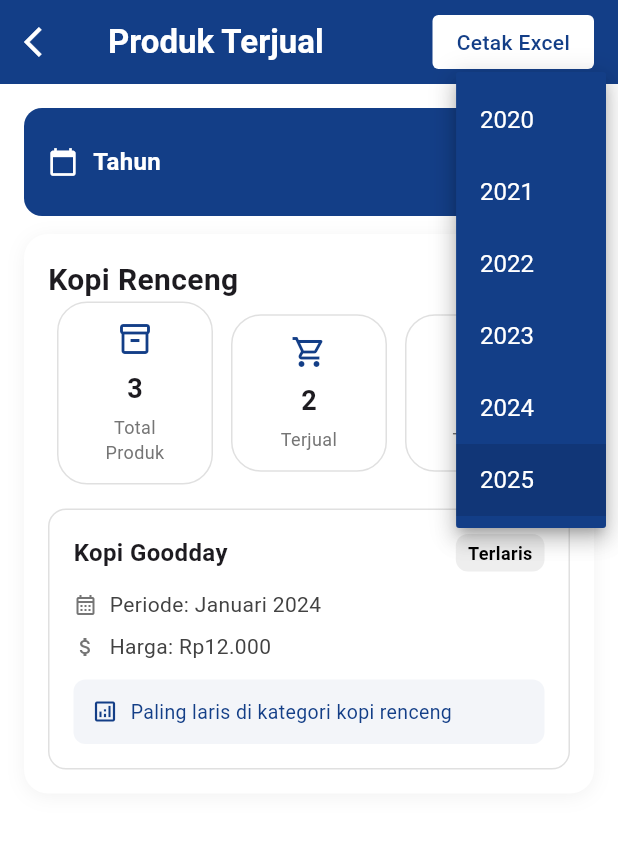
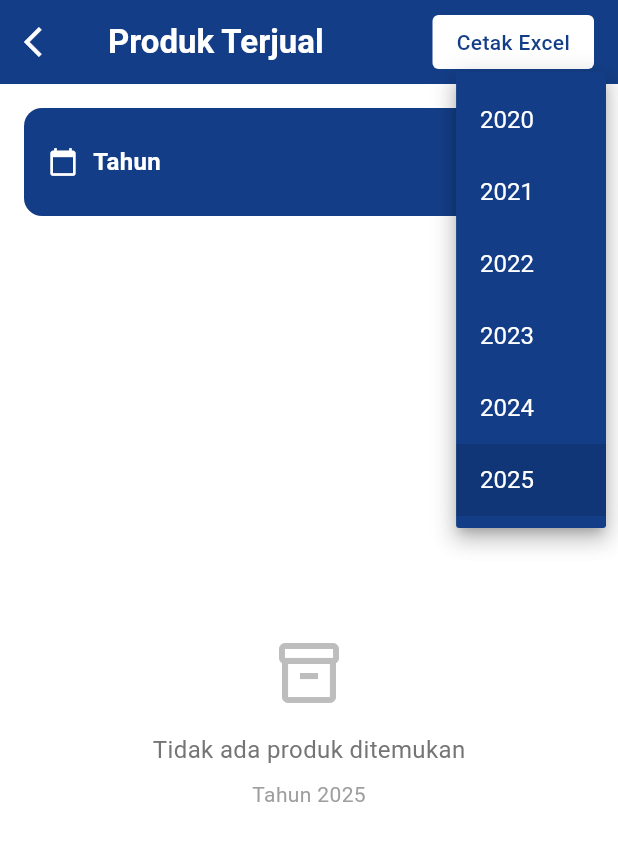
Before and after one commit to tabinadifa/si_kasir, a Flutter app: the ProdukTerjualScreen screen opened directly, after a tap on "2025", on a phone screen of 412 x 824 dp. Shown: the top 841 px of the screen. Run offline on Flutter 3.47's test engine with Material 3 defaults, Android fonts, the phone set to English and light mode, and no system bars; our stand-ins replace cloud_firestore, firebase_auth, firebase_core, fl_chart, image_picker, shared_preferences; missing offline and left inert: cloudinary_public, mobile_scanner; accounts and stored records are empty.

Commit message:
first commit

```diff
--- a/lib/views/laporan/produkterjual.dart
+++ b/lib/views/laporan/produkterjual.dart
@@ -1,4 +1,7 @@
 import 'package:flutter/material.dart';
+import 'package:firebase_auth/firebase_auth.dart';
+import 'package:cloud_firestore/cloud_firestore.dart';
+import 'package:intl/intl.dart';
 
 class ProdukTerjualScreen extends StatefulWidget {
   @override
@@ -9,6 +12,81 @@ class _ProdukTerjualScreenState extends State<ProdukTerjualScreen> {
   int selectedYear = DateTime.now().year;
   final int endYear = DateTime.now().year;
   final int startYear = DateTime.now().year - 5;
+
+  // Firebase related variables
+  final FirebaseAuth _auth = FirebaseAuth.instance;
+  final FirebaseFirestore _firestore = FirebaseFirestore.instance;
+  String? userEmail;
+  List<Map<String, dynamic>> products = [];
+  bool isLoading = true;
+
+  @override
+  void initState() {
+    super.initState();
+    _getUserData();
+  }
+
+  Future<void> _getUserData() async {
+    final user = _auth.currentUser;
+    if (user != null) {
+      setState(() {
+        userEmail = user.email;
+      });
+      await _fetchProducts();
+    }
+  }
+
+  Future<void> _fetchProducts() async {
+  if (userEmail == null) return;
+
+  try {
+    final produkQuery = await _firestore
+        .collection('produk')
+        .where('email', isEqualTo: userEmail)
+        .get();
+
+    List<Map<String, dynamic>> tempProducts = [];
+
+    for (var doc in produkQuery.docs) {
+      final produkData = doc.data();
+      final produkId = doc.id;
+
+      final transaksiQuery = await _firestore
+          .collection('transaksi')
+          .where('produkId', isEqualTo: produkId)
+          .where('email', isEqualTo: userEmail)
+          .where('tahun', isEqualTo: selectedYear)
+          .get();
+
+      int totalTerjual = 0;
+      for (var transaksi in transaksiQuery.docs) {
+        try {
+          totalTerjual += (transaksi.data()['quantity'] as num).toInt();
+        } catch (e) {
+          print('Error on transaction ${transaksi.id}: $e');
+        }
+      }
+
+      tempProducts.add({
+        'id': produkId,
+        'nama': produkData['nama'] ?? 'No Name',
+        'stok': (produkData['stok'] as num).toInt(),
+        'harga': (produkData['harga'] as num).toInt(),
+        'status': produkData['status'] ?? 'Aktif',
+        'terjual': totalTerjual,
+      });
+    }
+
+    setState(() {
+      products = tempProducts;
+      isLoading = false;
+    });
+
+  } catch (e) {
+    print('Error fetching products: $e');
+    setState(() => isLoading = false);
+  }
+}
 
   Widget _buildExportButton() {
     return Container(
@@ -69,7 +147,53 @@ class _ProdukTerjualScreenState extends State<ProdukTerjualScreen> {
             children: [
               _buildYearDropdown(),
               SizedBox(height: isSmallScreen ? 8 : 12),
-              _buildProductCard(context),
+              if (isLoading)
+                Expanded(
+                  child: Center(
+                    child: CircularProgressIndicator(
+                      valueColor: AlwaysStoppedAnimation<Color>(Color(0xFF133E87)),
+                    ),
+                  ),
+                )
+              else if (products.isEmpty)
+                Expanded(
+                  child: Center(
+                    child: Column(
+                      mainAxisAlignment: MainAxisAlignment.center,
+                      children: [
+                        Icon(Icons.inventory_2_outlined, size: 48, color: Colors.grey[400]),
+                        SizedBox(height: 16),
+                        Text(
+                          'Tidak ada produk ditemukan',
+                          style: TextStyle(
+                            fontSize: 16,
+                            color: Colors.grey[600],
+                          ),
+                        ),
+                        SizedBox(height: 8),
+                        Text(
+                          'Tahun $selectedYear',
+                          style: TextStyle(
+                            fontSize: 14,
+                            color: Colors.grey[500],
+                          ),
+                        ),
+                      ],
+                    ),
+                  ),
+                )
+              else
+                Expanded(
+                  child: ListView.builder(
+                    itemCount: products.length,
+                    itemBuilder: (context, index) {
+                      return Padding(
+                        padding: EdgeInsets.only(bottom: isSmallScreen ? 12 : 16),
+                        child: _buildProductCard(context, products[index]),
+                      );
+                    },
+                  ),
+                ),
             ],
           ),
         ),
@@ -108,6 +232,7 @@ class _ProdukTerjualScreenState extends State<ProdukTerjualScreen> {
               setState(() {
                 selectedYear = newValue!;
               });
+              _fetchProducts();
             },
             items: List.generate(
               endYear - startYear + 1,
@@ -123,7 +248,7 @@ class _ProdukTerjualScreenState extends State<ProdukTerjualScreen> {
     );
   }
 
-  Widget _buildProductCard(BuildContext context) {
+  Widget _buildProductCard(BuildContext context, Map<String, dynamic> product) {
     final screenWidth = MediaQuery.of(context).size.width;
     final isSmallScreen = screenWidth < 360;
 
@@ -147,11 +272,15 @@ class _ProdukTerjualScreenState extends State<ProdukTerjualScreen> {
           Row(
             mainAxisAlignment: MainAxisAlignment.spaceBetween,
             children: [
-              Text(
-                'Kopi Renceng',
+              Flexible(
+                child: Text(
+                  product['nama'],
                   style: TextStyle(
                     fontSize: isSmallScreen ? 18 : 20,
                     fontWeight: FontWeight.bold,
+                  ),
+                  overflow: TextOverflow.ellipsis,
+                  maxLines: 1,
                 ),
               ),
               Container(
@@ -160,13 +289,18 @@ class _ProdukTerjualScreenState extends State<ProdukTerjualScreen> {
                   vertical: 4,
                 ),
                 decoration: BoxDecoration(
-                  color: Color(0xFF133E87).withOpacity(0.1),
+                  color: (product['status'] == 'Aktif'
+                          ? Color(0xFF133E87)
+                          : Colors.red)
+                      .withOpacity(0.1),
                   borderRadius: BorderRadius.circular(20),
                 ),
                 child: Text(
-                  'Aktif',
+                  product['status'],
                   style: TextStyle(
-                    color: Color(0xFF133E87),
+                    color: product['status'] == 'Aktif'
+                        ? Color(0xFF133E87)
+                        : Colors.red,
                     fontSize: isSmallScreen ? 10 : 12,
                     fontWeight: FontWeight.w600,
                   ),
@@ -174,15 +308,16 @@ class _ProdukTerjualScreenState extends State<ProdukTerjualScreen> {
               ),
             ],
           ),
-          _buildStats(context),
+          SizedBox(height: isSmallScreen ? 8 : 12),
+          _buildStats(context, product),
           SizedBox(height: isSmallScreen ? 12 : 16),
-          _buildProductDetail(context),
+          _buildProductDetail(context, product),
         ],
       ),
     );
   }
 
-  Widget _buildStats(BuildContext context) {
+  Widget _buildStats(BuildContext context, Map<String, dynamic> product) {
     final screenWidth = MediaQuery.of(context).size.width;
     // ignore: unused_local_variable
     final isSmallScreen = screenWidth < 360;
@@ -193,7 +328,7 @@ class _ProdukTerjualScreenState extends State<ProdukTerjualScreen> {
           child: _buildStatItem(
             context,
             icon: Icons.inventory_2_outlined,
-            value: '3',
+            value: '${(product['stok'] ?? 0) + (product['terjual'] ?? 0)}',
             label: 'Total\nProduk',
           ),
         ),
@@ -201,7 +336,7 @@ class _ProdukTerjualScreenState extends State<ProdukTerjualScreen> {
           child: _buildStatItem(
             context,
             icon: Icons.shopping_cart_outlined,
-            value: '2',
+            value: '${product['terjual'] ?? 0}',
             label: 'Terjual',
           ),
         ),
@@ -209,7 +344,7 @@ class _ProdukTerjualScreenState extends State<ProdukTerjualScreen> {
           child: _buildStatItem(
             context,
             icon: Icons.store_outlined,
-            value: '1',
+            value: '${product['stok'] ?? 0}',
             label: 'Tersisa',
           ),
         ),
@@ -264,7 +399,7 @@ class _ProdukTerjualScreenState extends State<ProdukTerjualScreen> {
     );
   }
 
-  Widget _buildProductDetail(BuildContext context) {
+  Widget _buildProductDetail(BuildContext context, Map<String, dynamic> product) {
     final screenWidth = MediaQuery.of(context).size.width;
     final isSmallScreen = screenWidth < 360;
 
@@ -284,13 +419,18 @@ class _ProdukTerjualScreenState extends State<ProdukTerjualScreen> {
           Row(
             mainAxisAlignment: MainAxisAlignment.spaceBetween,
             children: [
-              Text(
-                'Kopi Goodday',
+              Flexible(
+                child: Text(
+                  product['nama'],
                   style: TextStyle(
                     fontSize: isSmallScreen ? 14 : 16,
                     fontWeight: FontWeight.bold,
                   ),
+                  overflow: TextOverflow.ellipsis,
+                  maxLines: 1,
                 ),
+              ),
+              if (product['isBestSeller'])
                 Container(
                   padding: EdgeInsets.symmetric(
                     horizontal: isSmallScreen ? 6 : 8,
@@ -315,14 +455,21 @@ class _ProdukTerjualScreenState extends State<ProdukTerjualScreen> {
           _buildInfoRow(
             context,
             Icons.calendar_month_outlined,
-            'Periode: Januari 2024',
+            'Periode: Januari $selectedYear',
           ),
           SizedBox(height: isSmallScreen ? 6 : 8),
           _buildInfoRow(
             context,
             Icons.attach_money,
-            'Harga: Rp12.000',
+            'Harga: Rp${NumberFormat().format(product['harga'] ?? 0)}',
           ),
+          SizedBox(height: isSmallScreen ? 6 : 8),
+          _buildInfoRow(
+            context,
+            Icons.category_outlined,
+            'Kategori: ${product['kategori']}',
+          ),
+          if (product['isBestSeller']) ...[
             SizedBox(height: isSmallScreen ? 8 : 12),
             Container(
               padding: EdgeInsets.all(isSmallScreen ? 8 : 12),
@@ -340,7 +487,7 @@ class _ProdukTerjualScreenState extends State<ProdukTerjualScreen> {
                   SizedBox(width: isSmallScreen ? 6 : 8),
                   Expanded(
                     child: Text(
-                    'Paling laris di kategori kopi renceng',
+                      'Paling laris di kategori ${product['kategori']}',
                       style: TextStyle(
                         color: Color(0xFF133E87),
                         fontSize: isSmallScreen ? 12 : 13,
@@ -350,6 +497,7 @@ class _ProdukTerjualScreenState extends State<ProdukTerjualScreen> {
                 ],
               ),
             ),
+          ],
         ],
       ),
     );
@@ -367,11 +515,14 @@ class _ProdukTerjualScreenState extends State<ProdukTerjualScreen> {
           color: Colors.grey[600],
         ),
         SizedBox(width: isSmallScreen ? 6 : 8),
-        Text(
+        Flexible(
+          child: Text(
             text,
             style: TextStyle(
               color: Colors.grey[800],
               fontSize: isSmallScreen ? 12 : 14,
+            ),
+            overflow: TextOverflow.ellipsis,
           ),
         ),
       ],
```
Lines whose indentation alone changed are shown as unchanged.
